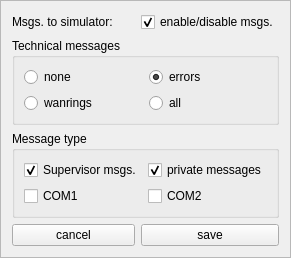
Qt form src/blackgui/components/settingssimulatormessagescomponent.ui (swift-project/pilotclient) before a commit.
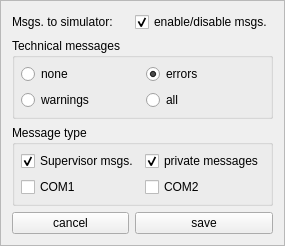
The same form after that commit.

Commit message: UI finetuning and minor code formatting

```diff
--- a/src/blackgui/components/settingssimulatormessagescomponent.ui
+++ b/src/blackgui/components/settingssimulatormessagescomponent.ui
@@ -6,8 +6,8 @@
    <rect>
     <x>0</x>
     <y>0</y>
-    <width>268</width>
-    <height>254</height>
+    <width>262</width>
+    <height>242</height>
    </rect>
   </property>
   <property name="windowTitle">
@@ -25,7 +25,19 @@
      <property name="title">
       <string>Technical messages</string>
      </property>
-     <layout class="QGridLayout" name="gridLayout_3">
+     <layout class="QGridLayout" name="gl_TechnicalMessages">
+      <property name="leftMargin">
+       <number>6</number>
+      </property>
+      <property name="topMargin">
+       <number>6</number>
+      </property>
+      <property name="rightMargin">
+       <number>6</number>
+      </property>
+      <property name="bottomMargin">
+       <number>6</number>
+      </property>
       <item row="0" column="1">
        <widget class="QRadioButton" name="rb_ErrorsOnly">
         <property name="text">
@@ -53,7 +65,7 @@
       <item row="1" column="0">
        <widget class="QRadioButton" name="rb_ErrorsAndWarnings">
         <property name="text">
-         <string>wanrings</string>
+         <string>warnings</string>
         </property>
        </widget>
       </item>
@@ -85,7 +97,19 @@
      <property name="title">
       <string>Message type</string>
      </property>
-     <layout class="QGridLayout" name="gridLayout_2">
+     <layout class="QGridLayout" name="gl_MessageTypes">
+      <property name="leftMargin">
+       <number>6</number>
+      </property>
+      <property name="topMargin">
+       <number>6</number>
+      </property>
+      <property name="rightMargin">
+       <number>6</number>
+      </property>
+      <property name="bottomMargin">
+       <number>6</number>
+      </property>
       <item row="0" column="1">
        <widget class="QCheckBox" name="cb_PrivateMessages">
         <property name="text">
```
The commit also changes 5 other files.
